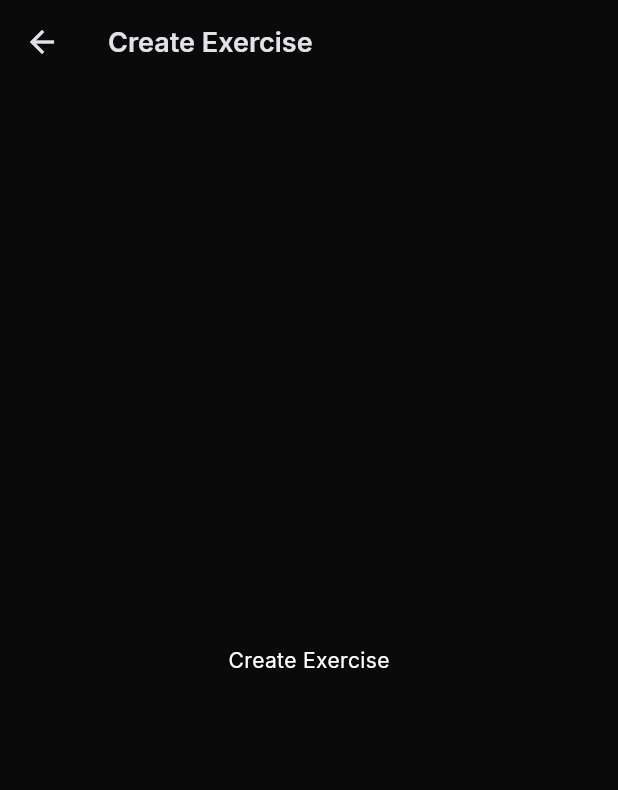
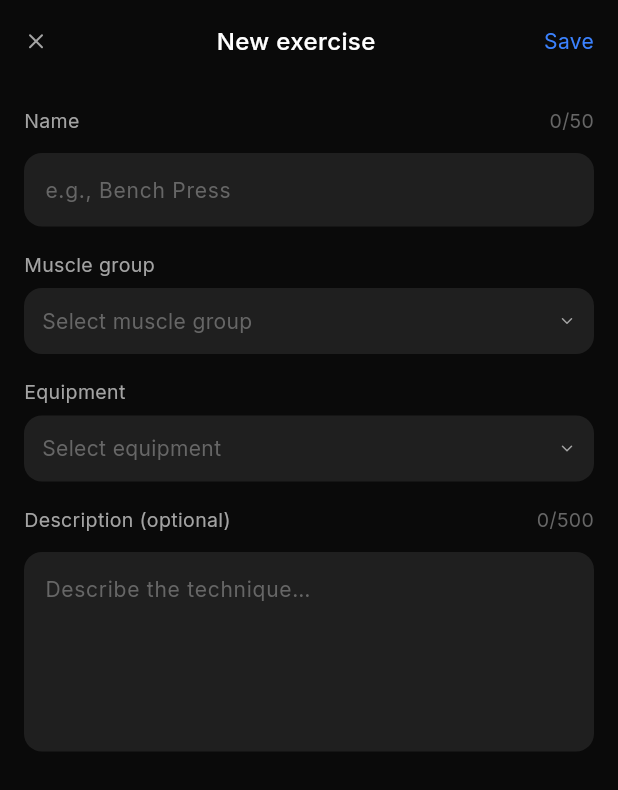
Before and after one commit to N1k312/workout-diary, a Flutter app: the ExerciseLibraryScreen screen opened by its route, after a tap on an icon or button, on a phone screen of 412 x 824 dp. Shown: the top 790 px of the screen. Run offline on Flutter 3.47's test engine with Material 3 defaults, Android fonts, the phone set to English and light mode, and no system bars; our stand-ins replace cloud_firestore, connectivity_plus, firebase_auth, firebase_core, flutter_riverpod, freezed_annotation and 3 more; accounts and stored records are empty.

Commit message:
feat(exercises): add Create Custom Exercise screen with bottom sheet pickers

```diff
--- a/lib/core/router/app_router.dart
+++ b/lib/core/router/app_router.dart
@@ -7,6 +7,7 @@ import '../../features/auth/providers/auth_providers.dart';
 import '../../features/auth/screens/login_screen.dart';
 import '../../features/auth/screens/register_screen.dart';
 import '../../features/auth/screens/splash_screen.dart';
+import '../../features/exercises/screens/create_exercise_screen.dart';
 import '../../features/exercises/screens/exercise_library_screen.dart';
 import '../../features/home/screens/home_screen_placeholder.dart';
 import '../../features/profile/screens/profile_screen_placeholder.dart';
@@ -89,8 +90,8 @@ final appRouterProvider = Provider<GoRouter>((ref) {
       ),
       GoRoute(
         path: AppRoutes.createExercise,
-        builder: (context, state) => const _PlaceholderScreen(
-          title: 'Create Exercise',
+        builder: (context, state) => CreateExerciseScreen(
+          initialName: state.uri.queryParameters['name'],
         ),
       ),
       GoRoute(
--- a/lib/core/widgets/inputs/text_input.dart
+++ b/lib/core/widgets/inputs/text_input.dart
@@ -14,6 +14,8 @@ class AppTextInput extends StatelessWidget {
     this.trailingIcon,
     this.onTrailingTap,
     this.hintText,
+    this.onChanged,
+    this.maxLines,
   });
 
   final String label;
@@ -24,6 +26,8 @@ class AppTextInput extends StatelessWidget {
   final IconData? trailingIcon;
   final VoidCallback? onTrailingTap;
   final String? hintText;
+  final ValueChanged<String>? onChanged;
+  final int? maxLines;
 
   @override
   Widget build(BuildContext context) {
@@ -55,6 +59,8 @@ class AppTextInput extends StatelessWidget {
                   controller: controller,
                   obscureText: isPassword,
                   keyboardType: keyboardType,
+                  maxLines: isPassword ? 1 : maxLines,
+                  onChanged: onChanged,
                   style: AppTextStyles.bodyMedium,
                   cursorColor: AppColors.accentPrimary,
                   decoration: InputDecoration(
--- /dev/null
+++ b/lib/features/exercises/providers/create_exercise_notifier.dart
@@ -0,0 +1,43 @@
+import 'package:flutter_riverpod/flutter_riverpod.dart';
+
+import '../../../core/errors/app_exception.dart';
+import '../../../data/models/enums/equipment.dart';
+import '../../../data/models/enums/muscle_group.dart';
+import '../../../data/models/exercise_model.dart';
+import '../../../data/providers/repository_providers.dart';
+import '../../auth/providers/auth_providers.dart';
+
+class CreateExerciseNotifier extends AsyncNotifier<ExerciseModel?> {
+  @override
+  Future<ExerciseModel?> build() async => null;
+
+  Future<ExerciseModel?> create({
+    required String name,
+    required MuscleGroup muscleGroup,
+    required Equipment equipment,
+    String? description,
+  }) async {
+    state = const AsyncLoading();
+    final result = await AsyncValue.guard(() async {
+      final user = ref.read(authStateProvider).asData?.value;
+      if (user == null) throw const AuthException('Not signed in');
+      final repo = ref.read(exerciseRepositoryProvider);
+      final trimmedDesc =
+          description?.trim().isEmpty ?? true ? null : description?.trim();
+      return repo.createCustomExercise(
+        userId: user.uid,
+        name: name.trim(),
+        muscleGroup: muscleGroup,
+        equipment: equipment,
+        description: trimmedDesc,
+      );
+    });
+    state = result;
+    return result.asData?.value;
+  }
+}
+
+final createExerciseNotifierProvider =
+    AsyncNotifierProvider<CreateExerciseNotifier, ExerciseModel?>(
+  CreateExerciseNotifier.new,
+);
--- /dev/null
+++ b/lib/features/exercises/screens/create_exercise_screen.dart
@@ -0,0 +1,426 @@
+import 'package:flutter/material.dart';
+import 'package:flutter_riverpod/flutter_riverpod.dart';
+import 'package:go_router/go_router.dart';
+import 'package:lucide_icons/lucide_icons.dart';
+
+import '../../../core/constants/app_colors.dart';
+import '../../../core/constants/app_radii.dart';
+import '../../../core/constants/app_spacing.dart';
+import '../../../core/constants/app_text_styles.dart';
+import '../../../core/utils/snackbar_helper.dart';
+import '../../../core/widgets/buttons/app_text_button.dart';
+import '../../../core/widgets/inputs/text_input.dart';
+import '../../../data/models/enums/equipment.dart';
+import '../../../data/models/enums/muscle_group.dart';
+import '../../../core/widgets/avatars/muscle_group_badge.dart';
+import '../providers/create_exercise_notifier.dart';
+
+class CreateExerciseScreen extends ConsumerStatefulWidget {
+  const CreateExerciseScreen({super.key, this.initialName});
+
+  final String? initialName;
+
+  @override
+  ConsumerState<CreateExerciseScreen> createState() =>
+      _CreateExerciseScreenState();
+}
+
+class _CreateExerciseScreenState extends ConsumerState<CreateExerciseScreen> {
+  late final TextEditingController _nameController;
+  final TextEditingController _descriptionController = TextEditingController();
+
+  MuscleGroup? _selectedMuscleGroup;
+  Equipment? _selectedEquipment;
+  String? _nameError;
+  String? _groupError;
+  String? _equipmentError;
+
+  @override
+  void initState() {
+    super.initState();
+    _nameController =
+        TextEditingController(text: widget.initialName ?? '');
+  }
+
+  @override
+  void dispose() {
+    _nameController.dispose();
+    _descriptionController.dispose();
+    super.dispose();
+  }
+
+  @override
+  Widget build(BuildContext context) {
+    ref.listen(createExerciseNotifierProvider, (prev, next) {
+      if (next.hasError) {
+        showErrorSnackBar(context, next.error.toString());
+      }
+    });
+
+    final isLoading =
+        ref.watch(createExerciseNotifierProvider).isLoading;
+
+    return Scaffold(
+      backgroundColor: AppColors.bgPrimary,
+      body: SafeArea(
+        child: SingleChildScrollView(
+          padding: const EdgeInsets.all(AppSpacing.base),
+          child: Column(
+            crossAxisAlignment: CrossAxisAlignment.start,
+            children: [
+              _buildTopBar(context, isLoading),
+              const SizedBox(height: AppSpacing.xl),
+              _buildNameField(),
+              const SizedBox(height: AppSpacing.base),
+              _buildMuscleGroupPicker(),
+              const SizedBox(height: AppSpacing.base),
+              _buildEquipmentPicker(),
+              const SizedBox(height: AppSpacing.base),
+              _buildDescriptionField(),
+            ],
+          ),
+        ),
+      ),
+    );
+  }
+
+  Widget _buildTopBar(BuildContext context, bool isLoading) {
+    return Row(
+      children: [
+        GestureDetector(
+          onTap: () => context.pop(),
+          child: const Icon(
+            LucideIcons.x,
+            size: 16,
+            color: AppColors.textSecondary,
+          ),
+        ),
+        const Spacer(),
+        Text('New exercise', style: AppTextStyles.titleMedium),
+        const Spacer(),
+        AppTextButton(
+          label: 'Save',
+          onPressed: isLoading ? null : _handleSave,
+          color: AppColors.accentPrimary,
+        ),
+      ],
+    );
+  }
+
+  Widget _buildNameField() {
+    return Column(
+      crossAxisAlignment: CrossAxisAlignment.start,
+      children: [
+        Row(
+          children: [
+            Text(
+              'Name',
+              style: AppTextStyles.bodySmall.copyWith(
+                color: AppColors.textSecondary,
+              ),
+            ),
+            const Spacer(),
+            ValueListenableBuilder(
+              valueListenable: _nameController,
+              builder: (context, value, child) => Text(
+                '${_nameController.text.length}/50',
+                style: AppTextStyles.bodySmall.copyWith(
+                  color: AppColors.textTertiary,
+                ),
+              ),
+            ),
+          ],
+        ),
+        const SizedBox(height: 6),
+        AppTextInput(
+          label: '',
+          controller: _nameController,
+          hintText: 'e.g., Bench Press',
+          errorText: _nameError,
+          onChanged: (_) => setState(() {}),
+        ),
+      ],
+    );
+  }
+
+  Widget _buildMuscleGroupPicker() {
+    return Column(
+      crossAxisAlignment: CrossAxisAlignment.start,
+      children: [
+        Text(
+          'Muscle group',
+          style: AppTextStyles.bodySmall.copyWith(
+            color: AppColors.textSecondary,
+          ),
+        ),
+        const SizedBox(height: 6),
+        GestureDetector(
+          onTap: _openMuscleGroupPicker,
+          child: Container(
+            padding: const EdgeInsets.all(12),
+            decoration: BoxDecoration(
+              color: AppColors.bgTertiary,
+              borderRadius: BorderRadius.circular(AppRadii.md),
+            ),
+            child: Row(
+              children: [
+                if (_selectedMuscleGroup != null) ...[
+                  MuscleGroupBadge(
+                    muscleGroup: _selectedMuscleGroup!,
+                    size: 20,
+                  ),
+                  const SizedBox(width: AppSpacing.sm),
+                ],
+                Text(
+                  _selectedMuscleGroup?.displayName ?? 'Select muscle group',
+                  style: AppTextStyles.bodyMedium.copyWith(
+                    color: _selectedMuscleGroup != null
+                        ? AppColors.textPrimary
+                        : AppColors.textTertiary,
+                  ),
+                ),
+                const Spacer(),
+                const Icon(
+                  LucideIcons.chevronDown,
+                  size: 12,
+                  color: AppColors.textSecondary,
+                ),
+              ],
+            ),
+          ),
+        ),
+        if (_groupError != null) ...[
+          const SizedBox(height: 4),
+          Text(
+            _groupError!,
+            style: AppTextStyles.bodySmall.copyWith(color: AppColors.error),
+          ),
+        ],
+      ],
+    );
+  }
+
+  Widget _buildEquipmentPicker() {
+    return Column(
+      crossAxisAlignment: CrossAxisAlignment.start,
+      children: [
+        Text(
+          'Equipment',
+          style: AppTextStyles.bodySmall.copyWith(
+            color: AppColors.textSecondary,
+          ),
+        ),
+        const SizedBox(height: 6),
+        GestureDetector(
+          onTap: _openEquipmentPicker,
+          child: Container(
+            padding: const EdgeInsets.all(12),
+            decoration: BoxDecoration(
+              color: AppColors.bgTertiary,
+              borderRadius: BorderRadius.circular(AppRadii.md),
+            ),
+            child: Row(
+              children: [
+                Text(
+                  _selectedEquipment?.displayName ?? 'Select equipment',
+                  style: AppTextStyles.bodyMedium.copyWith(
+                    color: _selectedEquipment != null
+                        ? AppColors.textPrimary
+                        : AppColors.textTertiary,
+                  ),
+                ),
+                const Spacer(),
+                const Icon(
+                  LucideIcons.chevronDown,
+                  size: 12,
+                  color: AppColors.textSecondary,
+                ),
+              ],
+            ),
+          ),
+        ),
+        if (_equipmentError != null) ...[
+          const SizedBox(height: 4),
+          Text(
+            _equipmentError!,
+            style: AppTextStyles.bodySmall.copyWith(color: AppColors.error),
+          ),
+        ],
+      ],
+    );
+  }
+
+  Widget _buildDescriptionField() {
+    return Column(
+      crossAxisAlignment: CrossAxisAlignment.start,
+      children: [
+        Row(
+          children: [
+            Text(
+              'Description (optional)',
+              style: AppTextStyles.bodySmall.copyWith(
+                color: AppColors.textSecondary,
+              ),
+            ),
+            const Spacer(),
+            ValueListenableBuilder(
+              valueListenable: _descriptionController,
+              builder: (context, value, child) => Text(
+                '${_descriptionController.text.length}/500',
+                style: AppTextStyles.bodySmall.copyWith(
+                  color: AppColors.textTertiary,
+                ),
+              ),
+            ),
+          ],
+        ),
+        const SizedBox(height: 6),
+        AppTextInput(
+          label: '',
+          controller: _descriptionController,
+          hintText: 'Describe the technique…',
+          maxLines: 5,
+        ),
+      ],
+    );
+  }
+
+  void _openMuscleGroupPicker() {
+    showModalBottomSheet<void>(
+      context: context,
+      backgroundColor: Colors.transparent,
+      builder: (_) => _PickerSheet(
+        title: 'Select muscle group',
+        children: MuscleGroup.values.map((group) {
+          final isSelected = _selectedMuscleGroup == group;
+          return GestureDetector(
+            onTap: () {
+              setState(() => _selectedMuscleGroup = group);
+              Navigator.pop(context);
+            },
+            child: Container(
+              color: Colors.transparent,
+              padding: const EdgeInsets.symmetric(vertical: 12),
+              child: Row(
+                children: [
+                  MuscleGroupBadge(muscleGroup: group, size: 28),
+                  const SizedBox(width: AppSpacing.md),
+                  Text(group.displayName, style: AppTextStyles.bodyMedium),
+                  const Spacer(),
+                  if (isSelected)
+                    const Icon(
+                      LucideIcons.check,
+                      size: 16,
+                      color: AppColors.accentPrimary,
+                    ),
+                ],
+              ),
+            ),
+          );
+        }).toList(),
+      ),
+    );
+  }
+
+  void _openEquipmentPicker() {
+    showModalBottomSheet<void>(
+      context: context,
+      backgroundColor: Colors.transparent,
+      builder: (_) => _PickerSheet(
+        title: 'Select equipment',
+        children: Equipment.values.map((eq) {
+          final isSelected = _selectedEquipment == eq;
+          return GestureDetector(
+            onTap: () {
+              setState(() => _selectedEquipment = eq);
+              Navigator.pop(context);
+            },
+            child: Container(
+              color: Colors.transparent,
+              padding: const EdgeInsets.symmetric(vertical: 12),
+              child: Row(
+                children: [
+                  Text(eq.displayName, style: AppTextStyles.bodyMedium),
+                  const Spacer(),
+                  if (isSelected)
+                    const Icon(
+                      LucideIcons.check,
+                      size: 16,
+                      color: AppColors.accentPrimary,
+                    ),
+                ],
+              ),
+            ),
+          );
+        }).toList(),
+      ),
+    );
+  }
+
+  Future<void> _handleSave() async {
+    final name = _nameController.text.trim();
+    setState(() {
+      _nameError = name.isEmpty
+          ? 'Name is required'
+          : name.length > 50
+              ? 'Name too long'
+              : null;
+      _groupError =
+          _selectedMuscleGroup == null ? 'Select muscle group' : null;
+      _equipmentError =
+          _selectedEquipment == null ? 'Select equipment' : null;
+    });
+
+    if (_nameError != null || _groupError != null || _equipmentError != null) {
+      return;
+    }
+
+    final result = await ref
+        .read(createExerciseNotifierProvider.notifier)
+        .create(
+          name: name,
+          muscleGroup: _selectedMuscleGroup!,
+          equipment: _selectedEquipment!,
+          description: _descriptionController.text,
+        );
+
+    if (result != null && mounted) {
+      showSuccessSnackBar(context, '${result.name} added');
+      context.pop();
+    }
+  }
+}
+
+class _PickerSheet extends StatelessWidget {
+  const _PickerSheet({required this.title, required this.children});
+
+  final String title;
+  final List<Widget> children;
+
+  @override
+  Widget build(BuildContext context) {
+    return Container(
+      decoration: const BoxDecoration(
+        color: AppColors.bgSecondary,
+        borderRadius: BorderRadius.vertical(
+          top: Radius.circular(AppRadii.xl),
+        ),
+      ),
+      padding: const EdgeInsets.fromLTRB(
+        AppSpacing.base,
+        AppSpacing.base,
+        AppSpacing.base,
+        AppSpacing.xl,
+      ),
+      child: Column(
+        mainAxisSize: MainAxisSize.min,
+        crossAxisAlignment: CrossAxisAlignment.start,
+        children: [
+          Text(title, style: AppTextStyles.titleMedium),
+          const SizedBox(height: AppSpacing.base),
+          ...children,
+        ],
+      ),
+    );
+  }
+}
--- a/lib/features/exercises/screens/exercise_library_screen.dart
+++ b/lib/features/exercises/screens/exercise_library_screen.dart
@@ -215,7 +215,9 @@ class _ExerciseLibraryScreenState
         title: 'No exercises found',
         subtitle: 'Try a different search',
         actionLabel: 'Create "$query"',
-        onAction: () => context.push(AppRoutes.createExercise),
+        onAction: () => context.push(
+          '${AppRoutes.createExercise}?name=${Uri.encodeComponent(query)}',
+        ),
       );
     }
 
```
